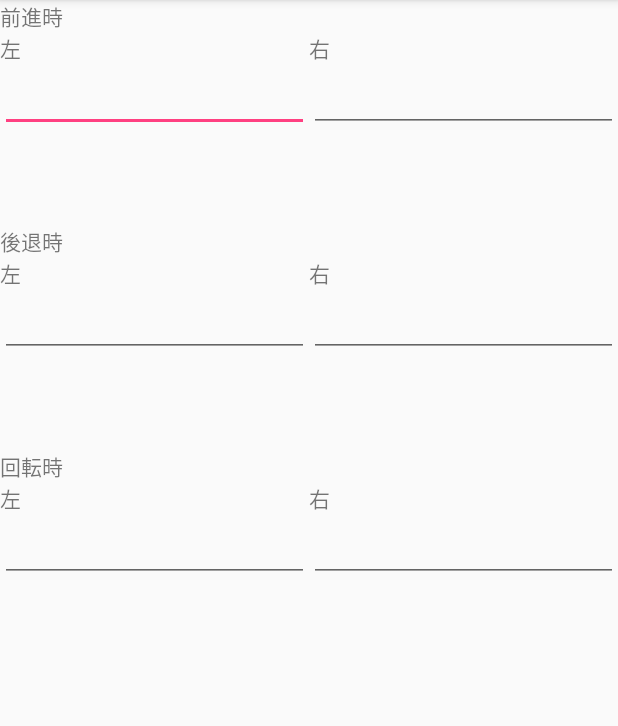
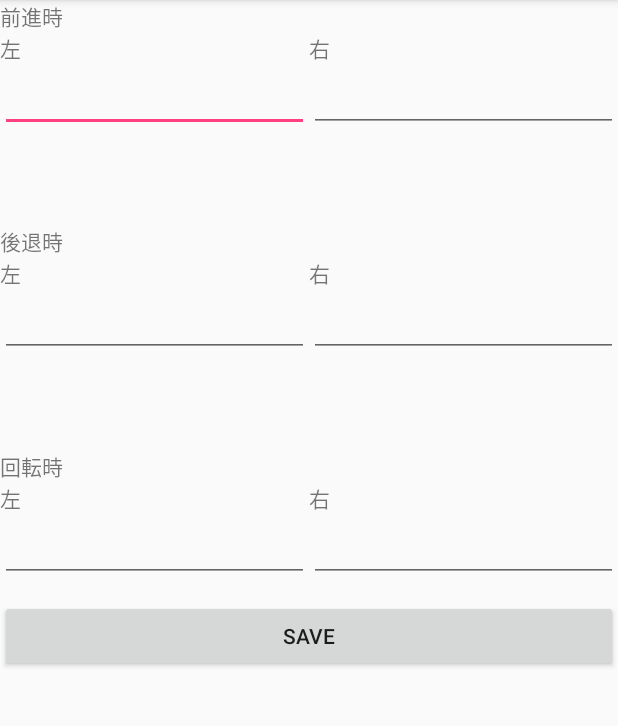
Before and after one commit to t-robop/myRobotController, an Android app: the robotSettingActivity screen opened directly, with no data from a screen before it, on a phone screen of 412 x 824 dp, the part 84-810 px from its top. Run offline under Robolectric (Android 15) with nearby library versions, the phone set to English and light mode, and no system bars.

Commit message:
設定画面でprefにデータを書き込む部分を実装

```diff
--- a/app/src/main/java/com/example/yuusuke/myrobotcontroller/MainActivity.java
+++ b/app/src/main/java/com/example/yuusuke/myrobotcontroller/MainActivity.java
@@ -146,6 +146,7 @@ public class MainActivity extends AppCompatActivity {
         //Vibrator vibrator = (Vibrator) getSystemService(VIBRATOR_SERVICE);
         //20ミリセックバイブする
         //vibrator.vibrate(50);
+
         switch (view.getId()){
             //前進するとき
             case R.id.front:
--- a/app/src/main/res/layout/activity_robot_setting.xml
+++ b/app/src/main/res/layout/activity_robot_setting.xml
@@ -183,4 +183,11 @@
                 android:inputType="number" />
         </LinearLayout>
     </LinearLayout>
+
+    <Button
+        android:id="@+id/button"
+        android:layout_width="match_parent"
+        android:layout_height="wrap_content"
+        android:onClick="save"
+        android:text="save" />
 </LinearLayout>
```
Also changed, not shown: app/src/main/java/com/example/yuusuke/myrobotcontroller/robotSettingActivity.java (+69 -0 lines).
